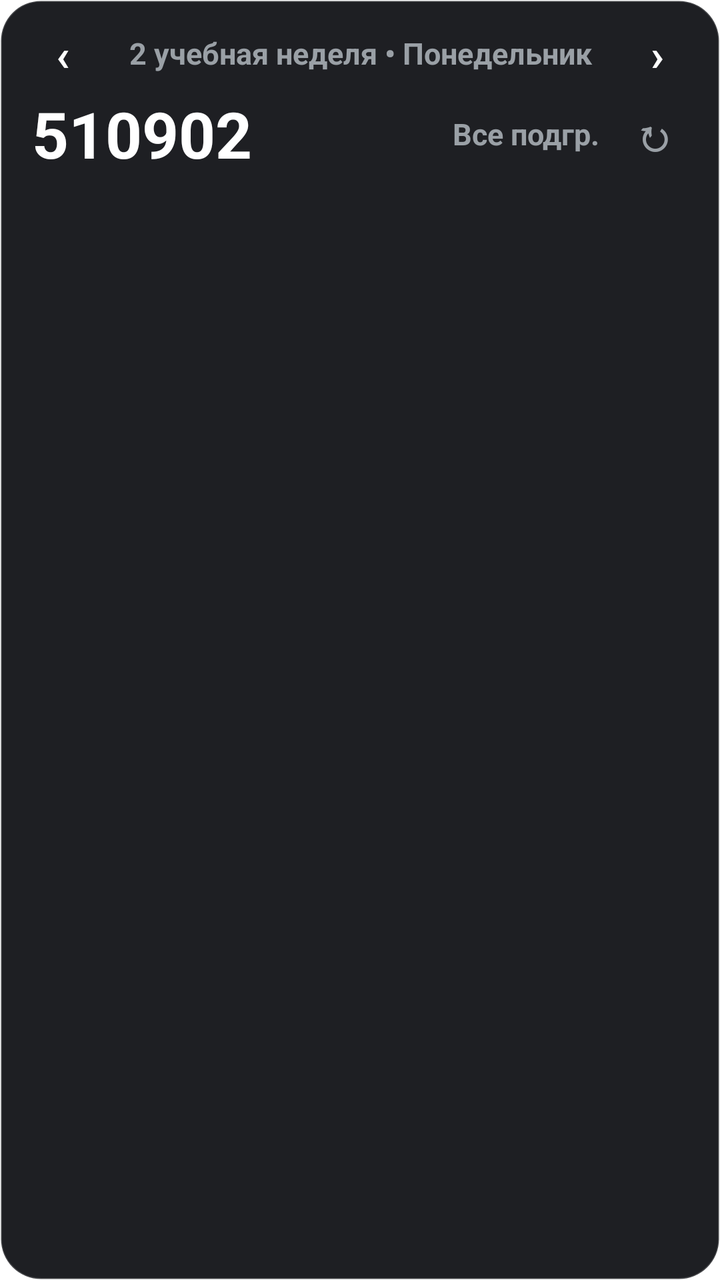
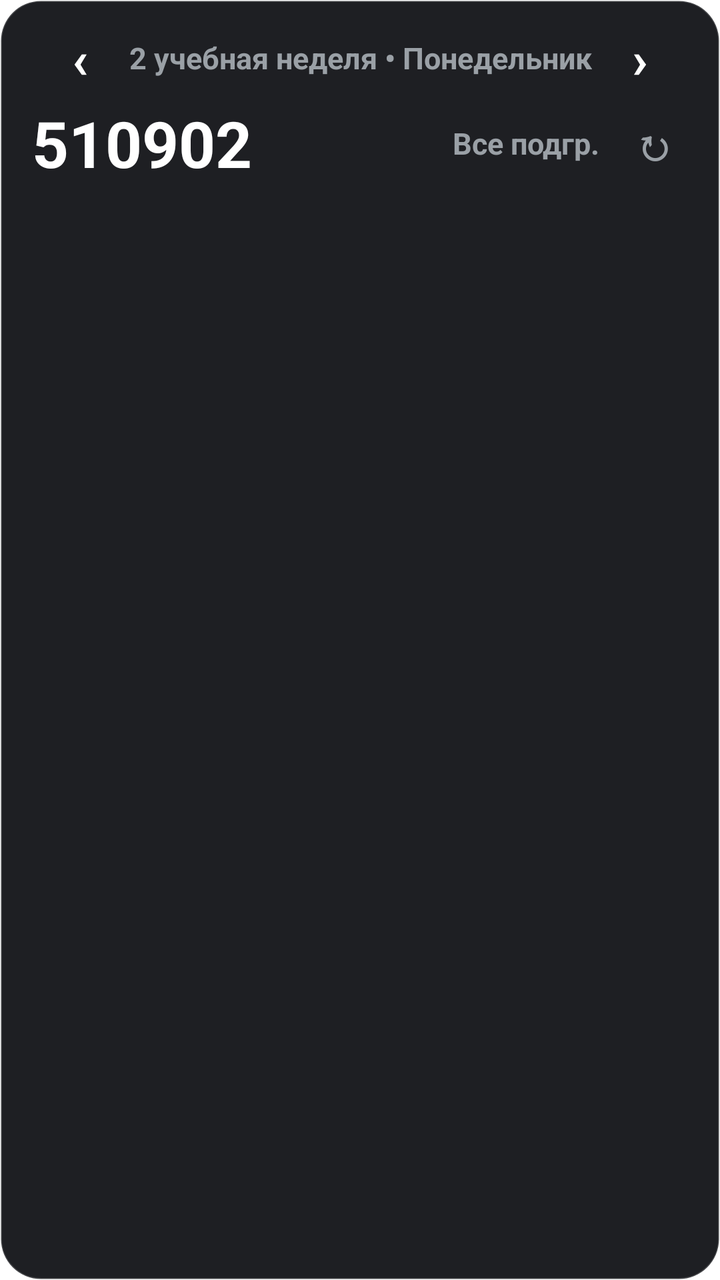

An Android layout rendered at two revisions. The XML below is the earlier revision; the diff shows what the commit changed to produce the second picture.
<!-- AndroidManifest.xml: application theme Theme.Transparent -->
<!-- res/layout/widget_schedule.xml -->
<?xml version="1.0" encoding="utf-8"?>
<LinearLayout xmlns:android="http://schemas.android.com/apk/res/android"
    android:id="@+id/widget_root"
    android:layout_width="match_parent"
    android:layout_height="match_parent"
    android:background="@drawable/widget_bg"
    android:orientation="vertical"
    android:paddingHorizontal="16dp"
    android:paddingVertical="10dp">

    
    <LinearLayout
        android:layout_width="match_parent"
        android:layout_height="wrap_content"
        android:gravity="center_vertical"
        android:orientation="horizontal">

        <TextView
            android:id="@+id/widget_prev_day_btn"
            android:layout_width="wrap_content"
            android:layout_height="wrap_content"
            android:paddingHorizontal="12dp"
            android:paddingVertical="2dp"
            android:text="‹"
            android:textColor="#FFFFFF"
            android:textSize="22sp"
            android:textStyle="bold" />

        <TextView
            android:id="@+id/widget_subtitle"
            android:layout_width="0dp"
            android:layout_height="wrap_content"
            android:layout_weight="1"
            android:ellipsize="end"
            android:gravity="center"
            android:maxLines="1"
            android:text="2 учебная неделя • Понедельник"
            android:textColor="#9AA0A6"
            android:textSize="15sp"
            android:textStyle="bold" />

        <TextView
            android:id="@+id/widget_next_day_btn"
            android:layout_width="wrap_content"
            android:layout_height="wrap_content"
            android:paddingHorizontal="12dp"
            android:paddingVertical="2dp"
            android:text="›"
            android:textColor="#FFFFFF"
            android:textSize="22sp"
            android:textStyle="bold" />
    </LinearLayout>

    
    <LinearLayout
        android:layout_width="match_parent"
        android:layout_height="wrap_content"
        android:layout_marginTop="2dp"
        android:gravity="center_vertical"
        android:orientation="horizontal">

        <TextView
            android:id="@+id/widget_title"
            android:layout_width="0dp"
            android:layout_height="wrap_content"
            android:layout_weight="1"
            android:ellipsize="end"
            android:maxLines="1"
            android:text="510902"
            android:textColor="#FFFFFF"
            android:textSize="32sp"
            android:textStyle="bold" />

        <TextView
            android:id="@+id/widget_subgroup"
            android:layout_width="wrap_content"
            android:layout_height="wrap_content"
            android:layout_marginEnd="10dp"
            android:text="Все подгр."
            android:textColor="#9AA0A6"
            android:textSize="15sp"
            android:textStyle="bold" />

        <TextView
            android:id="@+id/widget_refresh_btn"
            android:layout_width="wrap_content"
            android:layout_height="wrap_content"
            android:paddingHorizontal="6dp"
            android:paddingVertical="2dp"
            android:text="↻"
            android:textColor="#9AA0A6"
            android:textSize="22sp"
            android:textStyle="bold" />
    </LinearLayout>

    
    <LinearLayout
        android:id="@+id/widget_empty"
        android:layout_width="match_parent"
        android:layout_height="wrap_content"
        android:layout_marginTop="20dp"
        android:gravity="center"
        android:orientation="vertical"
        android:visibility="gone">

        <TextView
            android:id="@+id/widget_empty_title"
            android:layout_width="wrap_content"
            android:layout_height="wrap_content"
            android:text="Отличный день"
            android:textColor="#FFFFFF"
            android:textSize="22sp"
            android:textStyle="bold" />

        <TextView
            android:id="@+id/widget_empty_sub"
            android:layout_width="wrap_content"
            android:layout_height="wrap_content"
            android:layout_marginTop="2dp"
            android:text="Пар не найдено"
            android:textColor="#9AA0A6"
            android:textSize="16sp" />
    </LinearLayout>

    
    <LinearLayout
        android:id="@+id/widget_lessons_container"
        android:layout_width="match_parent"
        android:layout_height="wrap_content"
        android:layout_marginTop="4dp"
        android:orientation="vertical">

        
        <LinearLayout
            android:id="@+id/widget_row_1"
            android:layout_width="match_parent"
            android:layout_height="wrap_content"
            android:gravity="center_vertical"
            android:orientation="horizontal"
            android:paddingVertical="3dp"
            android:visibility="gone">

            <LinearLayout
                android:layout_width="82dp"
                android:layout_height="wrap_content"
                android:orientation="vertical">
                <TextView
                    android:id="@+id/w_r1_start"
                    android:layout_width="wrap_content"
                    android:layout_height="wrap_content"
                    android:fontFamily="monospace"
                    android:singleLine="true"
                    android:text="09:00"
                    android:textColor="#FFFFFF"
                    android:textSize="20sp"
                    android:textStyle="bold" />
                <TextView
                    android:id="@+id/w_r1_end"
                    android:layout_width="wrap_content"
                    android:layout_height="wrap_content"
                    android:fontFamily="monospace"
                    android:singleLine="true"
                    android:text="10:20"
                    android:textColor="#9AA0A6"
                    android:textSize="15sp" />
            </LinearLayout>

            <TextView
                android:id="@+id/w_r1_type"
                android:layout_width="46dp"
                android:layout_height="wrap_content"
                android:layout_marginEnd="8dp"
                android:gravity="center"
                android:singleLine="true"
                android:text="ЛК"
                android:textColor="#4CC38A"
                android:textSize="16sp"
                android:textStyle="bold" />

            <LinearLayout
                android:layout_width="0dp"
                android:layout_height="wrap_content"
                android:layout_weight="1"
                android:orientation="vertical"
                android:paddingEnd="6dp">
                <TextView
                    android:id="@+id/w_r1_subj"
                    android:layout_width="match_parent"
                    android:layout_height="wrap_content"
                    android:ellipsize="end"
                    android:maxLines="1"
                    android:text="ОАиП"
                    android:textColor="#FFFFFF"
                    android:textSize="20sp"
                    android:textStyle="bold" />
                <TextView
                    android:id="@+id/w_r1_teacher"
                    android:layout_width="match_parent"
                    android:layout_height="wrap_content"
                    android:ellipsize="end"
                    android:maxLines="1"
                    android:text="Иванов И. И."
                    android:textColor="#9AA0A6"
                    android:textSize="15sp" />
            </LinearLayout>

            <TextView
                android:id="@+id/w_r1_aud"
                android:layout_width="wrap_content"
                android:layout_height="wrap_content"
                android:fontFamily="monospace"
                android:singleLine="true"
                android:text="502-2"
                android:textColor="#FFFFFF"
                android:textSize="17sp"
                android:textStyle="bold" />
        </LinearLayout>

        
        <LinearLayout
            android:id="@+id/widget_row_2"
            android:layout_width="match_parent"
            android:layout_height="wrap_content"
            android:gravity="center_vertical"
            android:orientation="horizontal"
            android:paddingVertical="3dp"
            android:visibility="gone">

            <LinearLayout
                android:layout_width="82dp"
                android:layout_height="wrap_content"
                android:orientation="vertical">
                <TextView
                    android:id="@+id/w_r2_start"
                    android:layout_width="wrap_content"
                    android:layout_height="wrap_content"
                    android:fontFamily="monospace"
                    android:singleLine="true"
                    android:text="10:35"
                    android:textColor="#FFFFFF"
                    android:textSize="20sp"
                    android:textStyle="bold" />
                <TextView
                    android:id="@+id/w_r2_end"
                    android:layout_width="wrap_content"
                    android:layout_height="wrap_content"
                    android:fontFamily="monospace"
                    android:singleLine="true"
                    android:text="11:55"
                    android:textColor="#9AA0A6"
                    android:textSize="15sp" />
            </LinearLayout>

            <TextView
                android:id="@+id/w_r2_type"
                android:layout_width="46dp"
                android:layout_height="wrap_content"
                android:layout_marginEnd="8dp"
                android:gravity="center"
                android:singleLine="true"
                android:text="ПЗ"
                android:textColor="#52A9FF"
                android:textSize="16sp"
                android:textStyle="bold" />

            <LinearLayout
                android:layout_width="0dp"
                android:layout_height="wrap_content"
                android:layout_weight="1"
                android:orientation="vertical"
                android:paddingEnd="6dp">
                <TextView
                    android:id="@+id/w_r2_subj"
                    android:layout_width="match_parent"
                    android:layout_height="wrap_content"
                    android:ellipsize="end"
                    android:maxLines="1"
                    android:text="Математика"
                    android:textColor="#FFFFFF"
                    android:textSize="20sp"
                    android:textStyle="bold" />
                <TextView
                    android:id="@+id/w_r2_teacher"
                    android:layout_width="match_parent"
                    android:layout_height="wrap_content"
                    android:ellipsize="end"
                    android:maxLines="1"
                    android:text="Петров П. П."
                    android:textColor="#9AA0A6"
                    android:textSize="15sp" />
            </LinearLayout>

            <TextView
                android:id="@+id/w_r2_aud"
                android:layout_width="wrap_content"
                android:layout_height="wrap_content"
                android:fontFamily="monospace"
                android:singleLine="true"
                android:text="310-4"
                android:textColor="#FFFFFF"
                android:textSize="17sp"
                android:textStyle="bold" />
        </LinearLayout>

        
        <LinearLayout
            android:id="@+id/widget_row_3"
            android:layout_width="match_parent"
            android:layout_height="wrap_content"
            android:gravity="center_vertical"
            android:orientation="horizontal"
            android:paddingVertical="3dp"
            android:visibility="gone">

            <LinearLayout
                android:layout_width="82dp"
                android:layout_height="wrap_content"
                android:orientation="vertical">
                <TextView
                    android:id="@+id/w_r3_start"
                    android:layout_width="wrap_content"
                    android:layout_height="wrap_content"
                    android:fontFamily="monospace"
                    android:singleLine="true"
                    android:text="12:25"
                    android:textColor="#FFFFFF"
                    android:textSize="20sp"
                    android:textStyle="bold" />
                <TextView
                    android:id="@+id/w_r3_end"
                    android:layout_width="wrap_content"
                    android:layout_height="wrap_content"
                    android:fontFamily="monospace"
                    android:singleLine="true"
                    android:text="13:45"
                    android:textColor="#9AA0A6"
                    android:textSize="15sp" />
            </LinearLayout>

            <TextView
                android:id="@+id/w_r3_type"
                android:layout_width="46dp"
                android:layout_height="wrap_content"
                android:layout_marginEnd="8dp"
                android:gravity="center"
                android:singleLine="true"
                android:text="ЛР"
                android:textColor="#E5484D"
                android:textSize="16sp"
                android:textStyle="bold" />

            <LinearLayout
                android:layout_width="0dp"
                android:layout_height="wrap_content"
                android:layout_weight="1"
                android:orientation="vertical"
                android:paddingEnd="6dp">
                <TextView
                    android:id="@+id/w_r3_subj"
                    android:layout_width="match_parent"
                    android:layout_height="wrap_content"
                    android:ellipsize="end"
                    android:maxLines="1"
                    android:text="Физика"
                    android:textColor="#FFFFFF"
                    android:textSize="20sp"
                    android:textStyle="bold" />
                <TextView
                    android:id="@+id/w_r3_teacher"
                    android:layout_width="match_parent"
                    android:layout_height="wrap_content"
                    android:ellipsize="end"
                    android:maxLines="1"
                    android:text="Сидоров С. С."
                    android:textColor="#9AA0A6"
                    android:textSize="15sp" />
            </LinearLayout>

            <TextView
                android:id="@+id/w_r3_aud"
                android:layout_width="wrap_content"
                android:layout_height="wrap_content"
                android:fontFamily="monospace"
                android:singleLine="true"
                android:text="404-1"
                android:textColor="#FFFFFF"
                android:textSize="17sp"
                android:textStyle="bold" />
        </LinearLayout>

        
        <LinearLayout
            android:id="@+id/widget_row_4"
            android:layout_width="match_parent"
            android:layout_height="wrap_content"
            android:gravity="center_vertical"
            android:orientation="horizontal"
            android:paddingVertical="3dp"
            android:visibility="gone">

            <LinearLayout
                android:layout_width="82dp"
                android:layout_height="wrap_content"
                android:orientation="vertical">
                <TextView
                    android:id="@+id/w_r4_start"
                    android:layout_width="wrap_content"
                    android:layout_height="wrap_content"
                    android:fontFamily="monospace"
                    android:singleLine="true"
                    android:text="14:00"
                    android:textColor="#FFFFFF"
                    android:textSize="20sp"
                    android:textStyle="bold" />
                <TextView
                    android:id="@+id/w_r4_end"
                    android:layout_width="wrap_content"
                    android:layout_height="wrap_content"
                    android:fontFamily="monospace"
                    android:singleLine="true"
                    android:text="15:20"
                    android:textColor="#9AA0A6"
                    android:textSize="15sp" />
            </LinearLayout>

            <TextView
                android:id="@+id/w_r4_type"
                android:layout_width="46dp"
                android:layout_height="wrap_content"
                android:layout_marginEnd="8dp"
                android:gravity="center"
                android:singleLine="true"
                android:text="ЛК"
                android:textColor="#4CC38A"
                android:textSize="16sp"
                android:textStyle="bold" />

            <LinearLayout
                android:layout_width="0dp"
                android:layout_height="wrap_content"
                android:layout_weight="1"
                android:orientation="vertical"
                android:paddingEnd="6dp">
                <TextView
                    android:id="@+id/w_r4_subj"
                    android:layout_width="match_parent"
                    android:layout_height="wrap_content"
                    android:ellipsize="end"
                    android:maxLines="1"
                    android:text="КСиС"
                    android:textColor="#FFFFFF"
                    android:textSize="20sp"
                    android:textStyle="bold" />
                <TextView
                    android:id="@+id/w_r4_teacher"
                    android:layout_width="match_parent"
                    android:layout_height="wrap_content"
                    android:ellipsize="end"
                    android:maxLines="1"
                    android:text="Смирнов А. В."
                    android:textColor="#9AA0A6"
                    android:textSize="15sp" />
            </LinearLayout>

            <TextView
                android:id="@+id/w_r4_aud"
                android:layout_width="wrap_content"
                android:layout_height="wrap_content"
                android:fontFamily="monospace"
                android:singleLine="true"
                android:text="105-3"
                android:textColor="#FFFFFF"
                android:textSize="17sp"
                android:textStyle="bold" />
        </LinearLayout>

        
        <LinearLayout
            android:id="@+id/widget_row_5"
            android:layout_width="match_parent"
            android:layout_height="wrap_content"
            android:gravity="center_vertical"
            android:orientation="horizontal"
            android:paddingVertical="3dp"
            android:visibility="gone">

            <LinearLayout
                android:layout_width="82dp"
                android:layout_height="wrap_content"
                android:orientation="vertical">
                <TextView
                    android:id="@+id/w_r5_start"
                    android:layout_width="wrap_content"
                    android:layout_height="wrap_content"
                    android:fontFamily="monospace"
                    android:singleLine="true"
                    android:text="15:50"
                    android:textColor="#FFFFFF"
                    android:textSize="20sp"
                    android:textStyle="bold" />
                <TextView
                    android:id="@+id/w_r5_end"
                    android:layout_width="wrap_content"
                    android:layout_height="wrap_content"
                    android:fontFamily="monospace"
                    android:singleLine="true"
                    android:text="17:10"
                    android:textColor="#9AA0A6"
                    android:textSize="15sp" />
            </LinearLayout>

            <TextView
                android:id="@+id/w_r5_type"
                android:layout_width="46dp"
                android:layout_height="wrap_content"
                android:layout_marginEnd="8dp"
                android:gravity="center"
                android:singleLine="true"
                android:text="ПЗ"
                android:textColor="#52A9FF"
                android:textSize="16sp"
                android:textStyle="bold" />

            <LinearLayout
                android:layout_width="0dp"
                android:layout_height="wrap_content"
                android:layout_weight="1"
                android:orientation="vertical"
                android:paddingEnd="6dp">
                <TextView
                    android:id="@+id/w_r5_subj"
                    android:layout_width="match_parent"
                    android:layout_height="wrap_content"
                    android:ellipsize="end"
                    android:maxLines="1"
                    android:text="Иностранный язык"
                    android:textColor="#FFFFFF"
                    android:textSize="20sp"
                    android:textStyle="bold" />
                <TextView
                    android:id="@+id/w_r5_teacher"
                    android:layout_width="match_parent"
                    android:layout_height="wrap_content"
                    android:ellipsize="end"
                    android:maxLines="1"
                    android:text="Козлова Е. А."
                    android:textColor="#9AA0A6"
                    android:textSize="15sp" />
            </LinearLayout>

            <TextView
                android:id="@+id/w_r5_aud"
                android:layout_width="wrap_content"
                android:layout_height="wrap_content"
                android:fontFamily="monospace"
                android:singleLine="true"
                android:text="611-2"
                android:textColor="#FFFFFF"
                android:textSize="17sp"
                android:textStyle="bold" />
        </LinearLayout>
    </LinearLayout>

</LinearLayout>
<!-- resources referenced by this layout -->
<resources>
  <!-- drawable widget_bg (drawable) -->
  <?xml version="1.0" encoding="utf-8"?>
  <shape xmlns:android="http://schemas.android.com/apk/res/android"
      android:shape="rectangle">
      <solid android:color="#F2121318" />
      <corners android:radius="20dp" />
      <stroke
          android:width="1dp"
          android:color="#2EFFFFFF" />
  </shape>
  <style name="Theme.Transparent" parent="android:Theme.Material.Light.NoActionBar">
          <item name="android:windowIsTranslucent">true</item>
          <item name="android:windowBackground">@android:color/transparent</item>
          <item name="android:colorBackgroundCacheHint">@null</item>
      </style>
</resources>

<!-- the commit's change to res/layout/widget_schedule.xml (unified diff, before → after) -->
@@ -17,13 +17,12 @@
 
         <TextView
             android:id="@+id/widget_prev_day_btn"
-            android:layout_width="wrap_content"
-            android:layout_height="wrap_content"
-            android:paddingHorizontal="12dp"
-            android:paddingVertical="2dp"
+            android:layout_width="48dp"
+            android:layout_height="38dp"
+            android:gravity="center"
             android:text="‹"
             android:textColor="#FFFFFF"
-            android:textSize="22sp"
+            android:textSize="26sp"
             android:textStyle="bold" />
 
         <TextView
@@ -41,13 +40,12 @@
 
         <TextView
             android:id="@+id/widget_next_day_btn"
-            android:layout_width="wrap_content"
-            android:layout_height="wrap_content"
-            android:paddingHorizontal="12dp"
-            android:paddingVertical="2dp"
+            android:layout_width="48dp"
+            android:layout_height="38dp"
+            android:gravity="center"
             android:text="›"
             android:textColor="#FFFFFF"
-            android:textSize="22sp"
+            android:textSize="26sp"
             android:textStyle="bold" />
     </LinearLayout>
 
